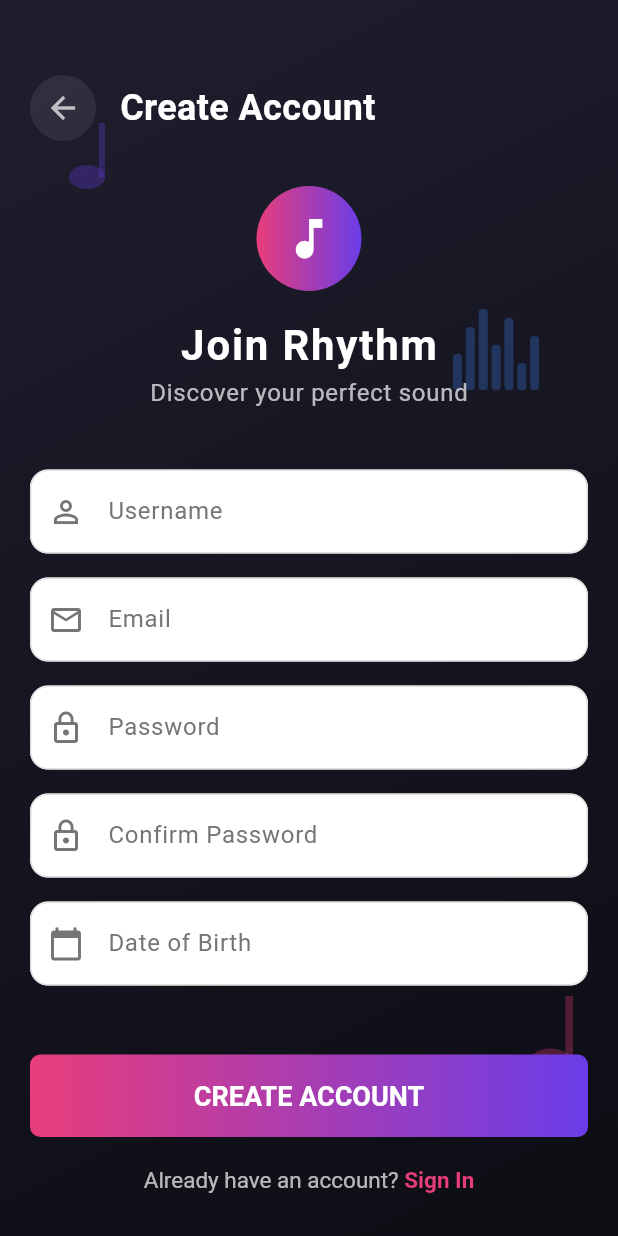
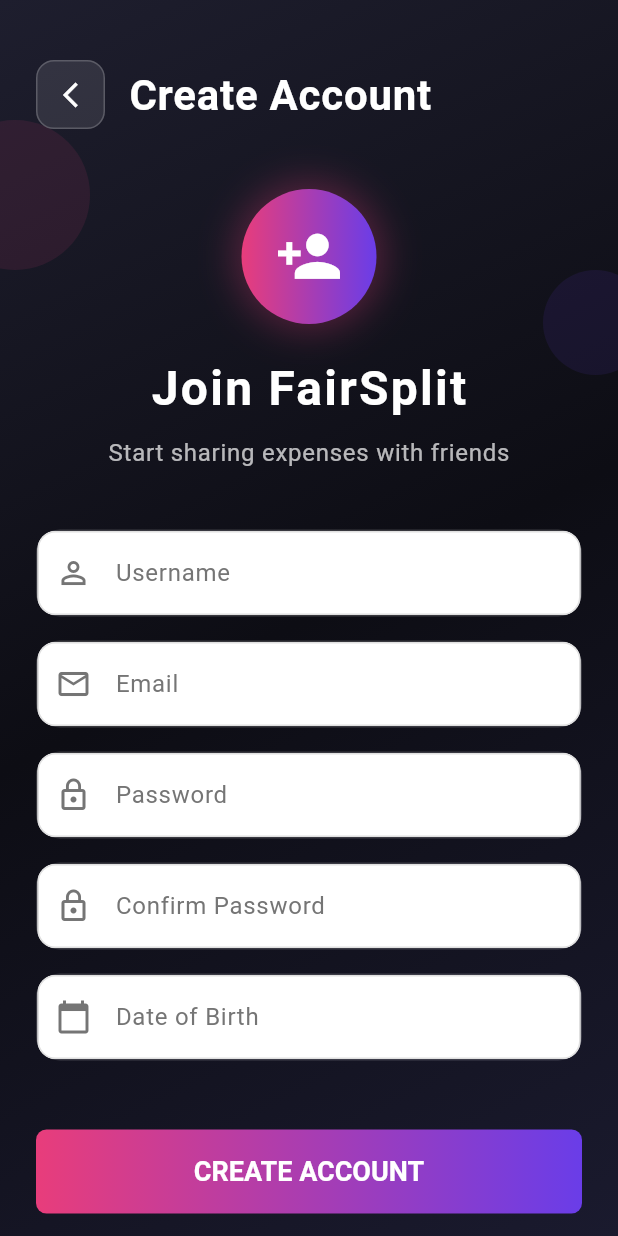
Before and after one commit to UTH-BrotherHood/fairsplit, a Flutter app: the SignUpPage screen opened directly, on a phone screen of 412 x 824 dp. Run offline on Flutter 3.47's test engine with Material 3 defaults, Android fonts, the light colour scheme and no system bars; our stand-ins replace firebase_core, flutter_riverpod, go_router, google_fonts, shared_preferences; accounts and stored records are empty.

Commit message:
feat: Enhance SignUpPage with animations and UI improvements
- Introduced animations for a smoother user experience during sign-up.
- Updated the layout with a gradient background and floating circles for visual appeal.
- Added password visibility toggle for better usability.
- Improved error handling to provide clearer feedback on sign-up failures.
- Refined UI elements, including text fields and buttons, for enhanced aesthetics and functionality.

```diff
--- a/lib/features/auth/presentation/views/sign_up_page.dart
+++ b/lib/features/auth/presentation/views/sign_up_page.dart
@@ -4,7 +4,6 @@
 import 'package:fairsplit/features/auth/presentation/views/login_page.dart';
 import 'package:fairsplit/features/auth/presentation/widgets/auth_gradient_button.dart';
 import 'package:fairsplit/shared/widgets/custom_text_field.dart';
-import 'package:fairsplit/shared/widgets/loader.dart';
 import 'package:flutter/material.dart';
 import 'package:flutter_riverpod/flutter_riverpod.dart';
 
@@ -15,7 +14,8 @@
   ConsumerState<SignUpPage> createState() => _SignUpPageState();
 }
 
-class _SignUpPageState extends ConsumerState<SignUpPage> {
+class _SignUpPageState extends ConsumerState<SignUpPage>
+    with TickerProviderStateMixin {
   List<TextEditingController> controllers = List.generate(
     5,
     (index) => TextEditingController(),
@@ -38,11 +38,40 @@
   ];
 
   final GlobalKey<FormState> _globalKey = GlobalKey<FormState>();
-  bool _loading = false; // Thêm biến loading cục bộ
+  bool _loading = false;
+  bool _obscurePassword = true;
+  bool _obscureConfirmPassword = true;
+
+  late AnimationController _animationController;
+  late Animation<double> _fadeAnimation;
+  late Animation<Offset> _slideAnimation;
+
+  @override
+  void initState() {
+    super.initState();
+    _animationController = AnimationController(
+      duration: const Duration(milliseconds: 1500),
+      vsync: this,
+    );
+
+    _fadeAnimation = Tween<double>(begin: 0.0, end: 1.0).animate(
+      CurvedAnimation(parent: _animationController, curve: Curves.easeInOut),
+    );
+
+    _slideAnimation =
+        Tween<Offset>(begin: const Offset(0, 0.3), end: Offset.zero).animate(
+          CurvedAnimation(
+            parent: _animationController,
+            curve: Curves.easeOutCubic,
+          ),
+        );
+
+    _animationController.forward();
+  }
 
   @override
   void dispose() {
-    // ignore: avoid_function_literals_in_foreach_calls
+    _animationController.dispose();
     controllers.forEach((controller) {
       controller.dispose();
     });
@@ -75,13 +104,18 @@
             'Account created successfully! Please check your email to verify your account.',
         context: context,
       );
-      Navigator.push(
+      Navigator.pushReplacement(
         context,
-        MaterialPageRoute(builder: (context) => LoginPage()),
+        MaterialPageRoute(builder: (context) => const LoginPage()),
       );
     } catch (e) {
+      String errorMessage = e.toString();
+      if (errorMessage.startsWith('Exception: ')) {
+        errorMessage = errorMessage.substring(11);
+      }
+
       showSnackBar(
-        content: e.toString(),
+        content: errorMessage,
         context: context,
         backgroundColor: Colors.red,
       );
@@ -92,82 +126,74 @@
 
   @override
   Widget build(BuildContext context) {
-    // KHÔNG dùng isLoading, KHÔNG dùng .when
-    // final user = ref.watch(authViewModelProvider);
-
     return Scaffold(
-      backgroundColor: const Color(0xFF121212),
-      body: _loading
-          ? LoaderWidget()
-          : Container(
+      body: Container(
         decoration: BoxDecoration(
           gradient: LinearGradient(
             begin: Alignment.topLeft,
             end: Alignment.bottomRight,
             colors: [
-                    Color(0xFF1E1E2E), // Dark purple
-                    Color(0xFF0D0D14), // Near black
+              const Color(0xFF1E1E2E),
+              const Color(0xFF0D0D14),
+              const Color(0xFF1A1A2E),
             ],
           ),
         ),
         child: Stack(
           children: [
-                  // Background music-themed decorations
+            // Animated background elements
             Positioned(
-                    top: 70,
-                    left: 30,
-                    child: _buildMusicNote(
-                      40,
-                      Color(0xFF6A3DE8).withValues(alpha: 0.3),
+              top: 80,
+              left: -40,
+              child: _buildFloatingCircle(
+                size: 100,
+                color: const Color(0xFFE83D7B).withOpacity(0.1),
+                animation: _fadeAnimation,
               ),
             ),
             Positioned(
-                    bottom: 100,
-                    right: 30,
-                    child: _buildMusicNote(
-                      50,
-                      Color(0xFFE83D7B).withValues(alpha: 0.3),
+              top: 180,
+              right: -20,
+              child: _buildFloatingCircle(
+                size: 70,
+                color: const Color(0xFF6A3DE8).withOpacity(0.1),
+                animation: _fadeAnimation,
               ),
             ),
             Positioned(
-                    top: 200,
-                    right: 50,
-                    child: _buildEqualizerBars(
-                      Color(0xFF3D7BE8).withValues(alpha: 0.3),
+              bottom: 120,
+              left: 30,
+              child: _buildFloatingCircle(
+                size: 50,
+                color: const Color(0xFF3D7BE8).withOpacity(0.1),
+                animation: _fadeAnimation,
               ),
             ),
 
-                  // Main content
             SafeArea(
-                    child: Padding(
-                      padding: const EdgeInsets.symmetric(horizontal: 20),
               child: SingleChildScrollView(
+                padding: const EdgeInsets.symmetric(horizontal: 24),
+                child: FadeTransition(
+                  opacity: _fadeAnimation,
+                  child: SlideTransition(
+                    position: _slideAnimation,
                     child: Form(
                       key: _globalKey,
                       child: Column(
                         children: [
-                              SizedBox(height: 50),
-
-                              // Back button and title
+                          const SizedBox(height: 40),
                           _buildHeader(context),
-                              SizedBox(height: 30),
-
-                              // Logo section
+                          const SizedBox(height: 40),
                           _buildLogoSection(),
-                              SizedBox(height: 40),
-
-                              // Form fields
+                          const SizedBox(height: 40),
                           _buildSignupFields(),
-                              SizedBox(height: 30),
-
-                              // Signup button
+                          const SizedBox(height: 30),
                           _buildSignupButton(),
-                              SizedBox(height: 20),
-
-                              // Login option
+                          const SizedBox(height: 20),
                           _buildLoginOption(context),
-                              SizedBox(height: 40),
+                          const SizedBox(height: 40),
                         ],
+                      ),
                     ),
                   ),
                 ),
@@ -185,21 +211,30 @@
         GestureDetector(
           onTap: () => Navigator.pop(context),
           child: Container(
-            padding: EdgeInsets.all(10),
+            padding: const EdgeInsets.all(12),
             decoration: BoxDecoration(
-              color: Colors.white.withValues(alpha: 0.08),
-              shape: BoxShape.circle,
-            ),
-            child: Icon(Icons.arrow_back, color: Colors.white70),
+              color: Colors.white.withOpacity(0.1),
+              borderRadius: BorderRadius.circular(12),
+              border: Border.all(
+                color: Colors.white.withOpacity(0.2),
+                width: 1,
               ),
             ),
-        SizedBox(width: 16),
-        Text(
+            child: const Icon(
+              Icons.arrow_back_ios_new,
+              color: Colors.white,
+              size: 20,
+            ),
+          ),
+        ),
+        const SizedBox(width: 16),
+        const Text(
           'Create Account',
           style: TextStyle(
-            fontSize: 24,
+            fontSize: 28,
             fontWeight: FontWeight.bold,
             color: Colors.white,
+            letterSpacing: 0.5,
           ),
         ),
       ],
@@ -210,34 +245,39 @@
     return Column(
       children: [
         Container(
-          width: 70,
-          height: 70,
+          width: 90,
+          height: 90,
           decoration: BoxDecoration(
             shape: BoxShape.circle,
-            gradient: LinearGradient(
-              colors: [
-                Color(0xFFE83D7B), // Pink
-                Color(0xFF6A3DE8), // Purple
+            gradient: const LinearGradient(
+              colors: [Color(0xFFE83D7B), Color(0xFF6A3DE8)],
+            ),
+            boxShadow: [
+              BoxShadow(
+                color: const Color(0xFFE83D7B).withOpacity(0.3),
+                blurRadius: 20,
+                spreadRadius: 5,
+              ),
             ],
           ),
+          child: const Icon(Icons.person_add, color: Colors.white, size: 45),
         ),
-          child: Icon(Icons.music_note, color: Colors.white, size: 35),
-        ),
-        SizedBox(height: 16),
-        Text(
-          'Join Rhythm',
+        const SizedBox(height: 20),
+        const Text(
+          'Join FairSplit',
           style: TextStyle(
-            fontSize: 28,
+            fontSize: 32,
             fontWeight: FontWeight.bold,
             color: Colors.white,
-            letterSpacing: 1.2,
+            letterSpacing: 1.5,
           ),
         ),
+        const SizedBox(height: 8),
         Text(
-          'Discover your perfect sound',
+          'Start sharing expenses with friends',
           style: TextStyle(
             fontSize: 16,
-            color: Colors.white70,
+            color: Colors.white.withOpacity(0.7),
             letterSpacing: 0.5,
           ),
         ),
@@ -248,16 +288,16 @@
   Widget _buildSignupFields() {
     return Column(
       children: List.generate(controllers.length, (index) {
-        final bool isPasswordField =
-            hintTexts[index] == "Password" ||
-            hintTexts[index] == "Confirm Password";
-        final bool isDateField = hintTexts[index] == "Date of Birth";
+        final bool isPasswordField = index == 2;
+        final bool isConfirmPasswordField = index == 3;
+        final bool isDateField = index == 4;
 
         return Container(
-          margin: EdgeInsets.only(bottom: 16),
+          margin: const EdgeInsets.only(bottom: 16),
           decoration: BoxDecoration(
-            color: Colors.white.withValues(alpha: 0.08),
+            color: Colors.white.withOpacity(0.08),
             borderRadius: BorderRadius.circular(16),
+            border: Border.all(color: Colors.white.withOpacity(0.1), width: 1),
           ),
           child: CustomTextField(
             hintText: hintTexts[index],
@@ -284,9 +324,34 @@
               return null;
             },
             prefixIcon: fieldIcons[index],
-            obscureText: isPasswordField,
+            obscureText: isPasswordField
+                ? _obscurePassword
+                : isConfirmPasswordField
+                ? _obscureConfirmPassword
+                : false,
             onTap: isDateField ? () => _selectDate(context) : null,
             readOnly: isDateField,
+            suffixIcon: isPasswordField || isConfirmPasswordField
+                ? IconButton(
+                    icon: Icon(
+                      (isPasswordField
+                              ? _obscurePassword
+                              : _obscureConfirmPassword)
+                          ? Icons.visibility_off_outlined
+                          : Icons.visibility_outlined,
+                      color: Colors.white.withOpacity(0.6),
+                    ),
+                    onPressed: () {
+                      setState(() {
+                        if (isPasswordField) {
+                          _obscurePassword = !_obscurePassword;
+                        } else {
+                          _obscureConfirmPassword = !_obscureConfirmPassword;
+                        }
+                      });
+                    },
+                  )
+                : null,
           ),
         );
       }),
@@ -297,7 +362,7 @@
     final DateTime? picked = await showDatePicker(
       context: context,
       initialDate: DateTime.now().subtract(
-        Duration(days: 365 * 18),
+        const Duration(days: 365 * 18),
       ), // 18 years ago
       firstDate: DateTime(1900),
       lastDate: DateTime.now(),
@@ -310,7 +375,7 @@
   Widget _buildSignupButton() {
     return SizedBox(
       width: double.infinity,
-      height: 55,
+      height: 56,
       child: AuthGradientButton(
         onPressed: () {
           if (_globalKey.currentState!.validate()) {
@@ -318,11 +383,9 @@
           }
         },
         text: 'CREATE ACCOUNT',
-        gradient: LinearGradient(
-          colors: [
-            Color(0xFFE83D7B), // Pink
-            Color(0xFF6A3DE8), // Purple
-          ],
+        isLoading: _loading,
+        gradient: const LinearGradient(
+          colors: [Color(0xFFE83D7B), Color(0xFF6A3DE8)],
         ),
       ),
     );
@@ -333,15 +396,18 @@
       onTap: () {
         Navigator.pop(context);
       },
+      child: Container(
+        padding: const EdgeInsets.symmetric(vertical: 16),
+        child: Center(
           child: RichText(
             text: TextSpan(
-          style: TextStyle(fontSize: 15),
+              style: const TextStyle(fontSize: 15),
               children: [
                 TextSpan(
                   text: 'Already have an account? ',
-              style: TextStyle(color: Colors.white70),
+                  style: TextStyle(color: Colors.white.withOpacity(0.7)),
                 ),
-            TextSpan(
+                const TextSpan(
                   text: 'Sign In',
                   style: TextStyle(
                     color: Color(0xFFE83D7B),
@@ -351,96 +417,28 @@
               ],
             ),
           ),
+        ),
+      ),
     );
   }
 
-  Widget _buildMusicNote(double size, Color color) {
-    return Container(
+  Widget _buildFloatingCircle({
+    required double size,
+    required Color color,
+    required Animation<double> animation,
+  }) {
+    return AnimatedBuilder(
+      animation: animation,
+      builder: (context, child) {
+        return Transform.scale(
+          scale: animation.value,
+          child: Container(
             width: size,
-      height: size * 1.5,
-      child: CustomPaint(painter: MusicNotePainter(color: color)),
+            height: size,
+            decoration: BoxDecoration(shape: BoxShape.circle, color: color),
+          ),
         );
-  }
-
-  Widget _buildEqualizerBars(Color color) {
-    return Container(
-      width: 60,
-      height: 60,
-      child: CustomPaint(painter: EqualizerPainter(color: color)),
+      },
     );
   }
 }
-
-// Custom painter for music note
-class MusicNotePainter extends CustomPainter {
-  final Color color;
-
-  MusicNotePainter({required this.color});
-
-  @override
-  void paint(Canvas canvas, Size size) {
-    final Paint paint = Paint()
-      ..color = color
-      ..style = PaintingStyle.fill;
-
-    // Draw note head
-    canvas.drawOval(
-      Rect.fromCenter(
-        center: Offset(size.width * 0.7, size.height * 0.8),
-        width: size.width * 0.6,
-        height: size.width * 0.4,
-      ),
-      paint,
-    );
-
-    // Draw note stem
-    canvas.drawRect(
-      Rect.fromLTWH(
-        size.width * 0.9,
-        size.height * 0.2,
-        size.width * 0.1,
-        size.height * 0.6,
-      ),
-      paint,
-    );
-  }
-
-  @override
-  bool shouldRepaint(covariant CustomPainter oldDelegate) => false;
-}
-
-// Custom painter for equalizer bars
-class EqualizerPainter extends CustomPainter {
-  final Color color;
-
-  EqualizerPainter({required this.color});
-
-  @override
-  void paint(Canvas canvas, Size size) {
-    final Paint paint = Paint()
-      ..color = color
-      ..style = PaintingStyle.fill;
-
-    final barWidth = size.width / 7;
-
-    // Draw equalizer bars with varying heights
-    final heights = [0.4, 0.7, 0.9, 0.5, 0.8, 0.3, 0.6];
-
-    for (int i = 0; i < heights.length; i++) {
-      final barHeight = size.height * heights[i];
-      final barX = i * barWidth;
-      final barY = size.height - barHeight;
-
-      canvas.drawRRect(
-        RRect.fromRectAndRadius(
-          Rect.fromLTWH(barX, barY, barWidth * 0.7, barHeight),
-          Radius.circular(barWidth * 0.3),
-        ),
-        paint,
-      );
-    }
-  }
-
-  @override
-  bool shouldRepaint(covariant CustomPainter oldDelegate) => false;
-}
```
Lines whose indentation alone changed are shown as unchanged.
